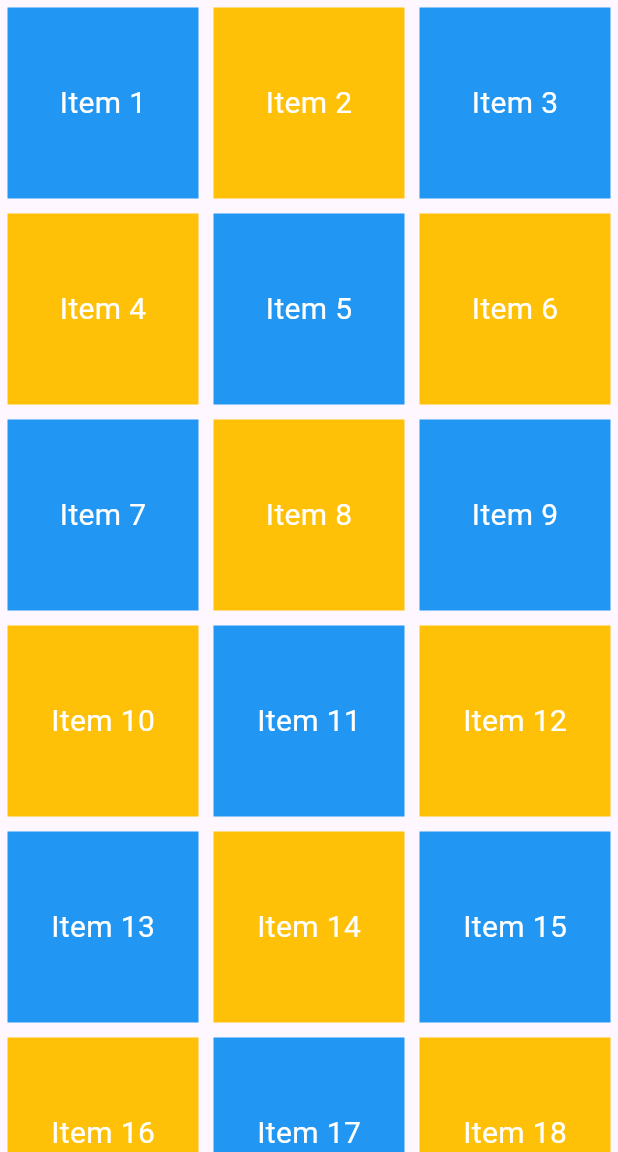
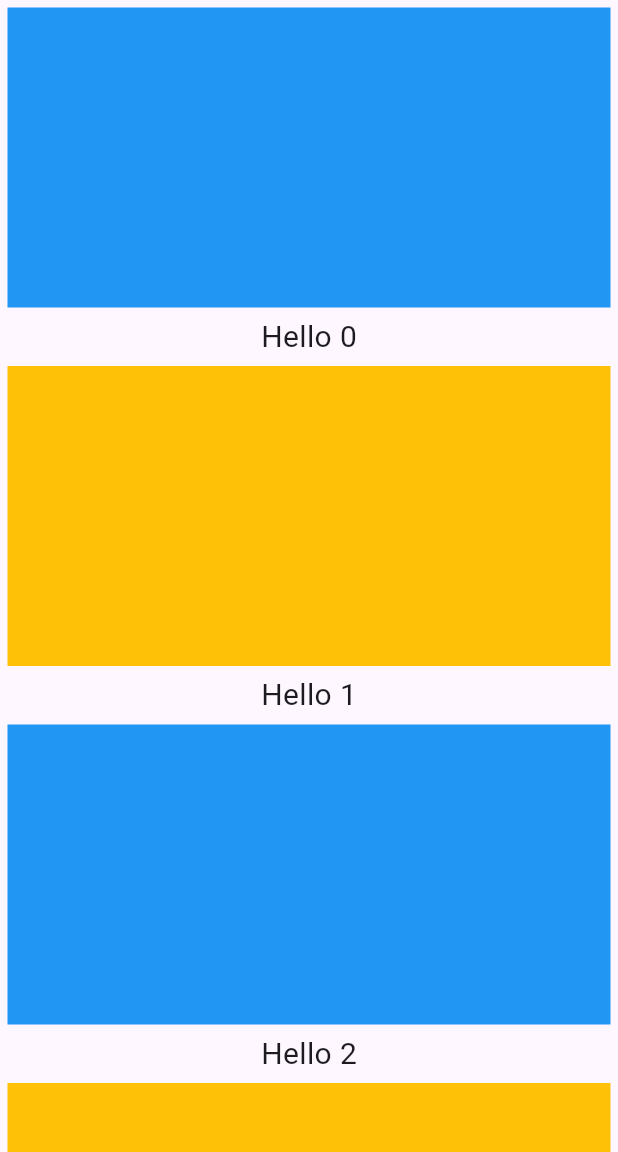
Before and after one commit to danimisme/my_first_flutter, a Flutter app: the screen it shows after launch, on a phone screen of 412 x 824 dp, the part 84-1236 px from its top. Run offline on Flutter 3.47's test engine with Material 3 defaults, Android fonts, the phone set to English and light mode, and no system bars.

Commit message:
add soal_18 widget with app bar and list view layout

```diff
--- a/lib/main.dart
+++ b/lib/main.dart
@@ -8,6 +8,7 @@ import "package:my_first_flutter/widgeds/soal_14.dart";
 import "package:my_first_flutter/widgeds/soal_15.dart";
 import "package:my_first_flutter/widgeds/soal_16.dart";
 import "package:my_first_flutter/widgeds/soal_17.dart";
+import "package:my_first_flutter/widgeds/soal_18.dart";
 import "package:my_first_flutter/widgeds/soal_2.dart";
 import "package:my_first_flutter/widgeds/soal_3.dart";
 import "package:my_first_flutter/widgeds/soal_4.dart";
@@ -28,7 +29,7 @@ class MyApp extends StatelessWidget {
   Widget build(BuildContext context) {
     return MaterialApp(
       debugShowCheckedModeBanner: false,
-      home: soal_17()
+      home: soal_18()
     );
   }
 }
--- /dev/null
+++ b/lib/widgeds/soal_18.dart
@@ -0,0 +1,43 @@
+import "package:flutter/material.dart";
+
+class soal_18 extends StatelessWidget {
+  const soal_18({
+    super.key,
+  });
+
+  @override
+  Widget build(BuildContext context) {
+    return Scaffold(
+      appBar: AppBar(
+        leading: FlutterLogo(size: 20),
+        backgroundColor: Colors.blue,
+        title: Text("AppBar"),
+        titleTextStyle: TextStyle(
+          fontSize: 20,
+          fontWeight: FontWeight.bold,
+          color: Colors.white,
+        ),
+        actions: [
+          IconButton(onPressed: (){print("Klik more");}, icon: Icon(Icons.more_vert , color: Colors.white)),
+        ],
+      ),
+      body: ListView.builder(
+        itemCount: 30,
+        itemBuilder: (context, index) {
+          return Column(
+            children: [
+              Container(
+              margin: EdgeInsets.all(5),
+              height: 200,
+              color: index % 2 == 0 ? Colors.blue : Colors.amber,
+            ),
+            Center(
+              child: Text("Hello $index", style: TextStyle(fontSize: 20)),
+            )
+            ]
+          );
+        },
+      ),
+    );
+  }
+}
```
